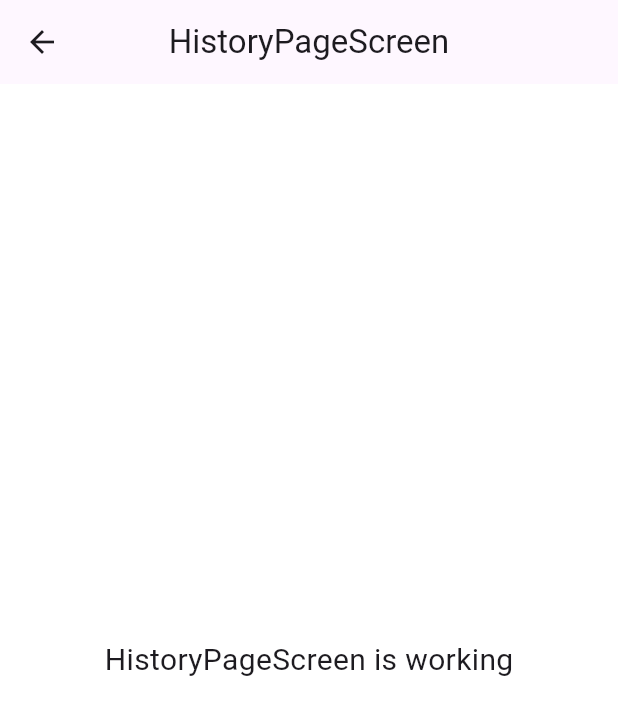
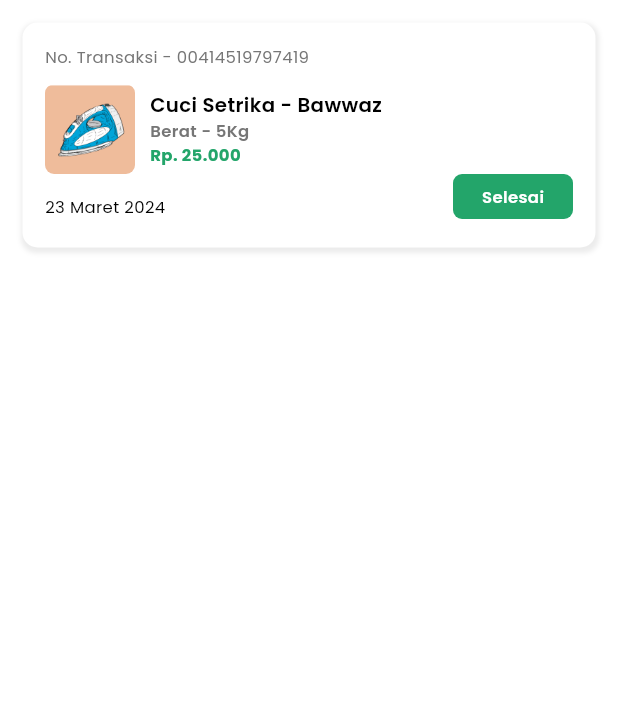
Before and after one commit to PradiptaAhmad/wash_it, a Flutter app: the HistoryPageScreen screen opened by its route, on a phone screen of 412 x 824 dp. Shown: the top 715 px of the screen. Run offline on Flutter 3.47's test engine with Material 3 defaults, Android fonts, the phone set to English and light mode, and no system bars; our stand-ins replace flutter_svg, get, get_storage, google_fonts, iconsax; accounts and stored records are empty.

Commit message:
style : [MS] add history_page

```diff
--- a/lib/infrastructure/navigation/navigation.dart
+++ b/lib/infrastructure/navigation/navigation.dart
@@ -1,12 +1,11 @@
 import 'package:flutter/material.dart';
-
 import 'package:get/get.dart';
-
 import 'package:wash_it/infrastructure/navigation/bindings/controllers/splash.controller.binding.dart';
 import 'package:wash_it/infrastructure/navigation/navigation_menu.dart';
 import 'package:wash_it/presentation/splash_screen/splash_screen.dart';
 
 import '../../config.dart';
+import '../../presentation/history_page/history_detail_page.dart';
 import '../../presentation/screens.dart';
 import 'bindings/controllers/controllers_bindings.dart';
 import 'routes.dart';
@@ -65,5 +64,9 @@ class Nav {
       page: () => const HistoryPageScreen(),
       binding: HistoryPageControllerBinding(),
     ),
+    GetPage(
+      name: Routes.HISTORY_DETAIL_PAGE,
+      page: () => const HistoryDetailPage(),
+    ),
   ];
 }
--- a/lib/infrastructure/navigation/navigation_menu.dart
+++ b/lib/infrastructure/navigation/navigation_menu.dart
@@ -2,6 +2,7 @@ import 'package:flutter/material.dart';
 import 'package:get/get.dart';
 import 'package:iconsax/iconsax.dart';
 import 'package:wash_it/infrastructure/theme/themes.dart';
+import 'package:wash_it/presentation/history_page/history_page.screen.dart';
 
 import '../../presentation/home/home.screen.dart';
 
@@ -43,7 +44,7 @@ class NavigationController extends GetxController {
   final screens = [
     HomeScreen(),
     Container(color: Colors.blue),
-    Container(color: Colors.green),
+    HistoryPageScreen(),
     Container(color: Colors.yellow),
   ];
 }
--- a/lib/infrastructure/navigation/routes.dart
+++ b/lib/infrastructure/navigation/routes.dart
@@ -11,4 +11,6 @@ class Routes {
   static const REGISTER_PAGE = '/register-page';
   static const SPLASH_SCREEN = '/splash_screen';
   static const HISTORY_PAGE = '/history-page';
+
+  static const HISTORY_DETAIL_PAGE = '/history-detail-page';
 }
--- a/lib/presentation/history_page/history_page.screen.dart
+++ b/lib/presentation/history_page/history_page.screen.dart
@@ -1,24 +1,128 @@
 import 'package:flutter/material.dart';
-
 import 'package:get/get.dart';
+import 'package:wash_it/infrastructure/navigation/routes.dart';
+import 'package:wash_it/infrastructure/theme/themes.dart';
 
 import 'controllers/history_page.controller.dart';
 
 class HistoryPageScreen extends GetView<HistoryPageController> {
   const HistoryPageScreen({Key? key}) : super(key: key);
+
   @override
   Widget build(BuildContext context) {
     return Scaffold(
-      appBar: AppBar(
-        title: const Text('HistoryPageScreen'),
-        centerTitle: true,
+        body: SafeArea(
+            child: SingleChildScrollView(
+                child: Container(
+      margin: EdgeInsets.all(defaultMargin),
+      child: Column(
+        crossAxisAlignment: CrossAxisAlignment.start,
+        children: [
+          historyWidget(),
+        ],
       ),
-      body: const Center(
-        child: Text(
-          'HistoryPageScreen is working',
-          style: TextStyle(fontSize: 20),
+    ))));
+  }
+}
+
+Widget historyWidget() {
+  return InkWell(
+    onTap: () {
+      Get.toNamed(Routes.HISTORY_DETAIL_PAGE);
+    },
+    child: Container(
+      decoration: BoxDecoration(
+        color: Colors.white,
+        borderRadius: BorderRadius.circular(10),
+        boxShadow: [
+          BoxShadow(
+            color: Colors.grey.withOpacity(0.2),
+            spreadRadius: 1.5,
+            blurRadius: 2,
+            offset: Offset(0.5, 2), // changes position of shadow
+          ),
+        ],
+      ),
+      height: 150,
+      width: double.infinity,
+      child: Container(
+        margin: EdgeInsets.all(15),
+        child: Column(
+          crossAxisAlignment: CrossAxisAlignment.start,
+          children: [
+            Text(
+              "No. Transaksi - 00414519797419",
+              style: tsLabelLargeRegular(darkGrey),
+            ),
+            SizedBox(
+              height: 10,
+            ),
+            Row(
+              children: [
+                Container(
+                  decoration: BoxDecoration(
+                    image: DecorationImage(
+                      image: AssetImage('assets/img_home/default.png'),
+                      fit: BoxFit.cover,
+                    ),
+                    borderRadius: BorderRadius.circular(6),
+                  ),
+                  height: 60,
+                  width: 60,
+                ),
+                SizedBox(
+                  width: 10,
+                ),
+                Column(
+                  crossAxisAlignment: CrossAxisAlignment.start,
+                  children: [
+                    Text(
+                      "Cuci Setrika - Bawwaz",
+                      style: tsBodySmallSemibold(black),
+                    ),
+                    Text(
+                      "Berat - 5Kg",
+                      style: tsLabelLargeSemibold(darkGrey),
+                    ),
+                    Text(
+                      "Rp. 25.000",
+                      style: tsLabelLargeBold(successColor),
+                    )
+                  ],
+                )
+              ],
+            ),
+            Container(
+              child: Row(
+                mainAxisAlignment: MainAxisAlignment.spaceBetween,
+                crossAxisAlignment: CrossAxisAlignment.end,
+                children: [
+                  Text(
+                    "23 Maret 2024",
+                    style: tsLabelLargeRegular(black),
+                  ),
+                  Container(
+                    decoration: BoxDecoration(
+                      borderRadius: BorderRadius.circular(6),
+                      color: successColor,
+                    ),
+                    height: 30,
+                    width: 80,
+                    child: Expanded(
+                      child: Center(
+                        child: Text(
+                          "Selesai",
+                          style: tsLabelLargeSemibold(primaryColor),
+                        ),
+                      ),
+                    ),
+                  ),
+                ],
+              ),
+            )
+          ],
         ),
       ),
-    );
-  }
+    ),
+  );
 }
```
Also changed, not shown: lib/presentation/history_page/history_detail_page.dart (added, +127 -0 lines).
